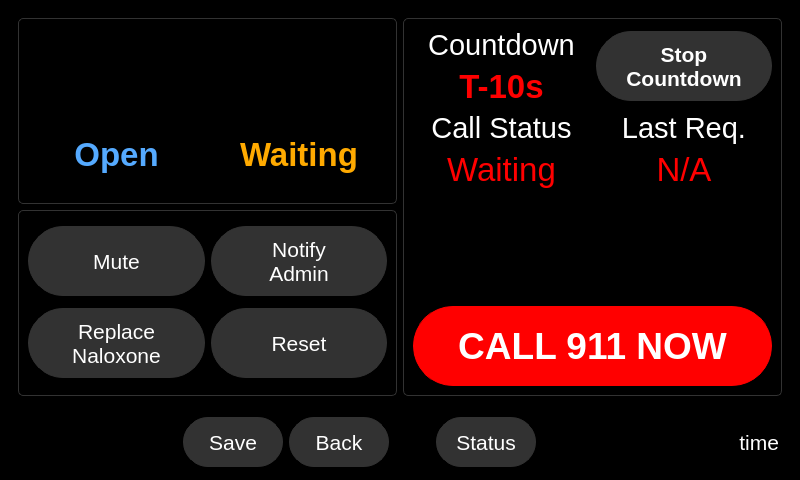
The window that qt_design/main_window.ui (zyl120/Naloxone_Safety_Kit) describes before a commit, drawn with Qt 5.
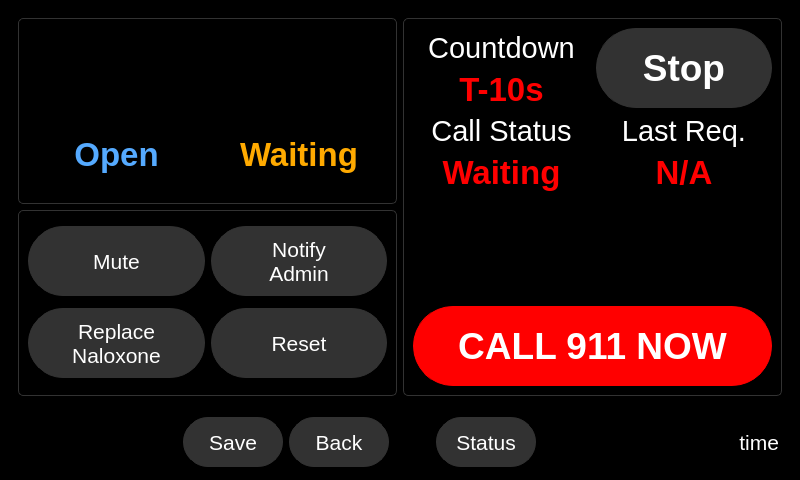
The same window after the commit. The open tabs and pages were chosen to show the change. Icons and pictures are not drawn.

Commit message: adjust the stop countdown button

```diff
--- a/qt_design/main_window.ui
+++ b/qt_design/main_window.ui
@@ -5303,7 +5303,7 @@
                <property name="font">
                 <font>
                  <pointsize>25</pointsize>
-                 <bold>false</bold>
+                 <bold>true</bold>
                 </font>
                </property>
                <property name="styleSheet">
@@ -5330,27 +5330,26 @@
              <property name="minimumSize">
               <size>
                <width>0</width>
-               <height>70</height>
+               <height>80</height>
               </size>
              </property>
              <property name="maximumSize">
               <size>
                <width>16777215</width>
-               <height>70</height>
+               <height>80</height>
               </size>
              </property>
              <property name="font">
               <font>
-               <pointsize>16</pointsize>
+               <pointsize>28</pointsize>
                <bold>true</bold>
               </font>
              </property>
              <property name="styleSheet">
-              <string notr="true">color:white;border-radius: 35px;background-color:rgb(50,50,50);border-color:rgb(50,50,50);border-width: 1px;border-style: solid;</string>
+              <string notr="true">color:white;border-radius: 40px;background-color:rgb(50,50,50);border-color:rgb(50,50,50);border-width: 1px;border-style: solid;</string>
              </property>
              <property name="text">
-              <string>Stop
-Countdown</string>
+              <string>Stop</string>
              </property>
              <property name="icon">
               <iconset>
@@ -5425,7 +5424,7 @@
                <property name="font">
                 <font>
                  <pointsize>25</pointsize>
-                 <bold>false</bold>
+                 <bold>true</bold>
                 </font>
                </property>
                <property name="styleSheet">
```
Left out of the diff: 21 changed lines with no effect on the pictures. The commit also changes 2 other files.
